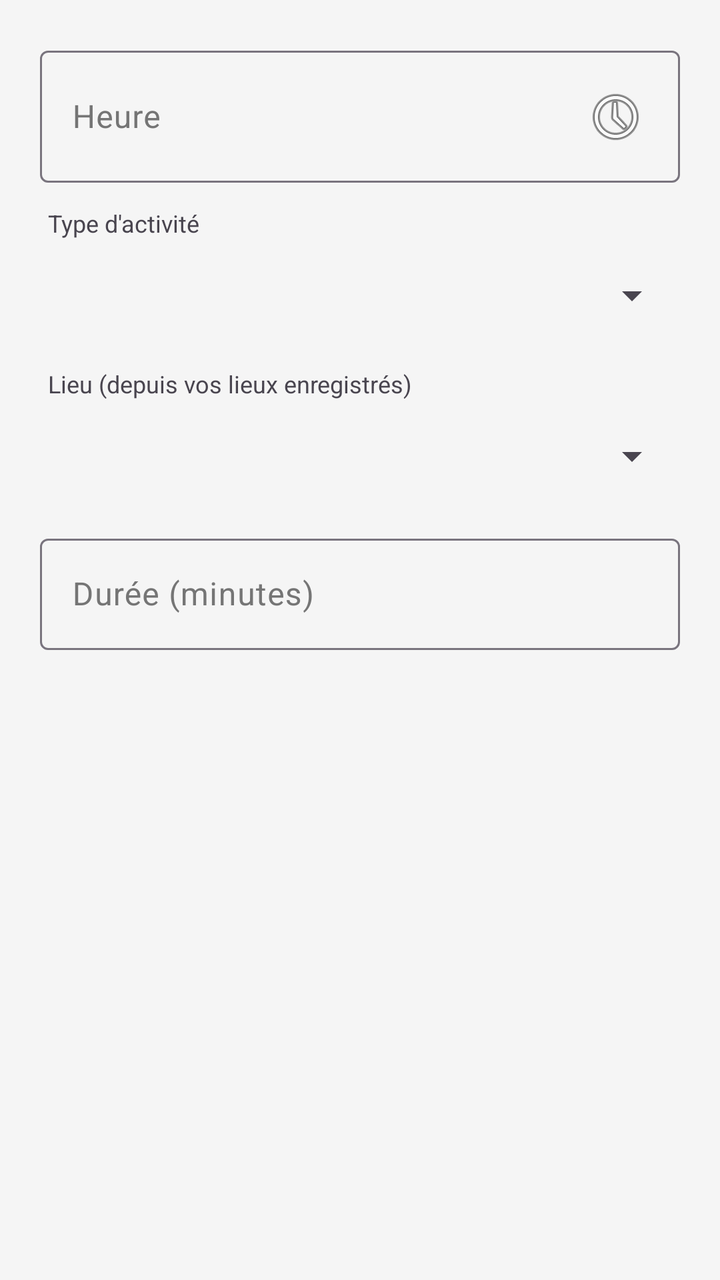
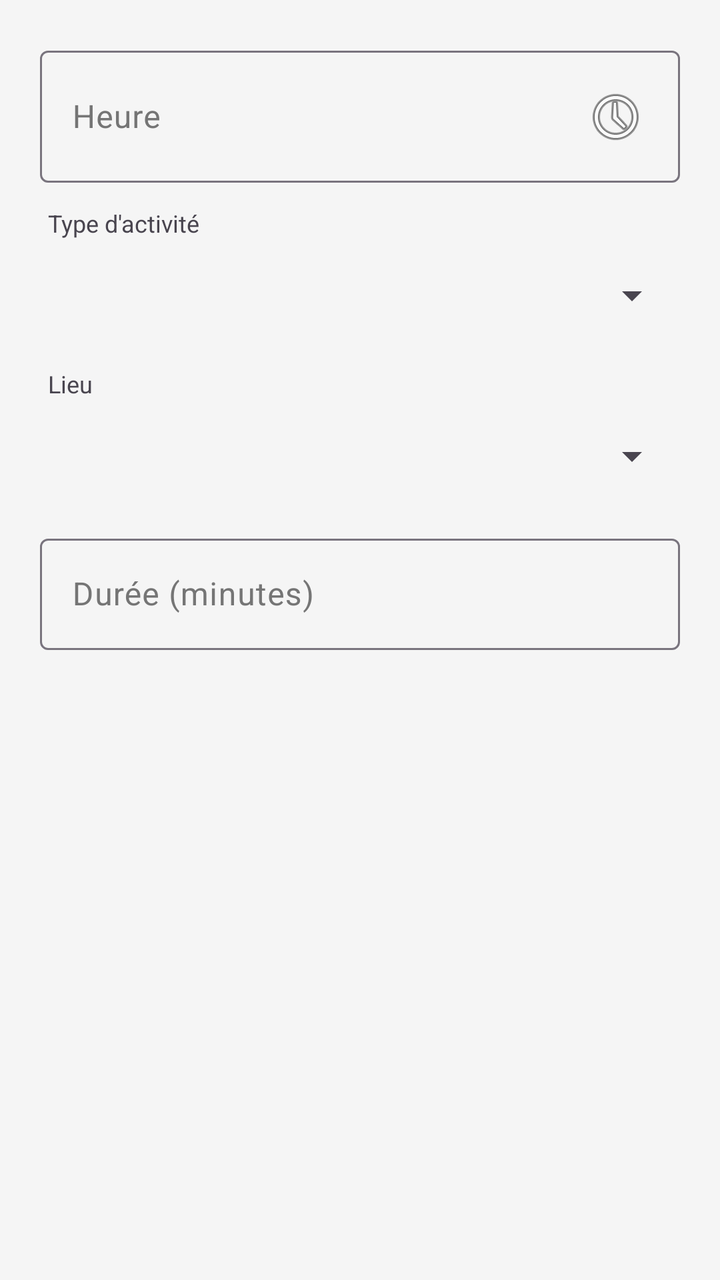

The first picture is an Android layout as it rendered before a commit; the second is the same layout after the commit. The layout source and the unified diff follow.
<!-- AndroidManifest.xml: application theme Theme.SmartLife -->
<!-- res/layout/dialog_add_task.xml -->
<?xml version="1.0" encoding="utf-8"?>
<LinearLayout xmlns:android="http://schemas.android.com/apk/res/android"
    android:layout_width="match_parent"
    android:layout_height="wrap_content"
    android:orientation="vertical"
    android:padding="20dp">

    <com.google.android.material.textfield.TextInputLayout
        style="@style/Widget.Material3.TextInputLayout.OutlinedBox"
        android:layout_width="match_parent"
        android:layout_height="wrap_content"
        android:hint="Heure"
        android:layout_marginBottom="12dp">
        <com.google.android.material.textfield.TextInputEditText
            android:id="@+id/etTaskTime"
            android:layout_width="match_parent"
            android:layout_height="wrap_content"
            android:inputType="none"
            android:focusable="false"
            android:clickable="true"
            android:drawableEnd="@android:drawable/ic_menu_recent_history" />
    </com.google.android.material.textfield.TextInputLayout>

    <TextView
        android:layout_width="wrap_content"
        android:layout_height="wrap_content"
        android:text="Type d'activité"
        android:textSize="12sp"
        android:layout_marginStart="4dp"
        android:layout_marginBottom="4dp" />

    <Spinner
        android:id="@+id/spinnerActivityType"
        android:layout_width="match_parent"
        android:layout_height="wrap_content"
        android:minHeight="48dp"
        android:layout_marginBottom="12dp" />

    <TextView
        android:layout_width="wrap_content"
        android:layout_height="wrap_content"
        android:text="Lieu (depuis vos lieux enregistrés)"
        android:textSize="12sp"
        android:layout_marginStart="4dp"
        android:layout_marginBottom="4dp" />

    <Spinner
        android:id="@+id/spinnerTaskLocation"
        android:layout_width="match_parent"
        android:layout_height="wrap_content"
        android:minHeight="48dp"
        android:layout_marginBottom="12dp" />

    <com.google.android.material.textfield.TextInputLayout
        style="@style/Widget.Material3.TextInputLayout.OutlinedBox"
        android:layout_width="match_parent"
        android:layout_height="wrap_content"
        android:hint="Durée (minutes)">
        <com.google.android.material.textfield.TextInputEditText
            android:id="@+id/etTaskDuration"
            android:layout_width="match_parent"
            android:layout_height="wrap_content"
            android:inputType="number" />
    </com.google.android.material.textfield.TextInputLayout>

</LinearLayout>
<!-- resources referenced by this layout -->
<resources>
  <style name="Theme.SmartLife" parent="Base.Theme.SmartLife" />
  <style name="Base.Theme.SmartLife" parent="Theme.Material3.Light.NoActionBar">
          
          
          <item name="colorPrimary">@color/primary_color</item>
          <item name="colorOnPrimary">@color/white</item>
          <item name="colorPrimaryContainer">@color/primary_light</item>
          <item name="colorOnPrimaryContainer">@color/primary_dark</item>
  
          
          <item name="colorSecondary">@color/secondary_color</item>
          <item name="colorOnSecondary">@color/white</item>
          <item name="colorSecondaryContainer">@color/secondary_light</item>
          <item name="colorOnSecondaryContainer">@color/secondary_dark</item>
  
          
          <item name="android:windowBackground">@color/bg_light</item>
          <item name="colorSurface">@color/white</item>
          <item name="colorOnSurface">@color/text_main</item>
          <item name="colorSurfaceVariant">#EEEEEE</item>
          <item name="colorOnSurfaceVariant">@color/text_secondary</item>
          <item name="colorOutlineVariant">@color/outline_variant</item>
  
          
          <item name="android:fontFamily">sans-serif</item>
          <item name="textAppearanceTitleLarge">@style/TextAppearance.SmartLife.TitleLarge</item>
          <item name="textAppearanceBodyMedium">@style/TextAppearance.SmartLife.BodyMedium</item>
      </style>
  <color name="primary_color">#009688</color>
  <color name="white">#FFFFFFFF</color>
  <color name="primary_light">#52c7b8</color>
  <color name="primary_dark">#00675b</color>
  <color name="secondary_color">#FFAB40</color>
  <color name="secondary_light">#ffdd71</color>
  <color name="secondary_dark">#c67c00</color>
  <color name="bg_light">#F5F5F5</color>
  <color name="text_main">#212121</color>
  <color name="text_secondary">#757575</color>
  <color name="outline_variant">#E0E0E0</color>
  <style name="TextAppearance.SmartLife.TitleLarge" parent="TextAppearance.Material3.TitleLarge">
          <item name="android:textStyle">bold</item>
          <item name="android:textColor">@color/text_main</item>
      </style>
  <style name="TextAppearance.SmartLife.BodyMedium" parent="TextAppearance.Material3.BodyMedium">
          <item name="android:textColor">@color/text_secondary</item>
      </style>
</resources>

<!-- the commit's change to res/layout/dialog_add_task.xml (unified diff, before → after) -->
@@ -39,7 +39,7 @@
     <TextView
         android:layout_width="wrap_content"
         android:layout_height="wrap_content"
-        android:text="Lieu (depuis vos lieux enregistrés)"
+        android:text="Lieu"
         android:textSize="12sp"
         android:layout_marginStart="4dp"
         android:layout_marginBottom="4dp" />
@@ -60,7 +60,9 @@
             android:id="@+id/etTaskDuration"
             android:layout_width="match_parent"
             android:layout_height="wrap_content"
-            android:inputType="number" />
+            android:inputType="none"
+            android:focusable="false"
+            android:clickable="true" />
     </com.google.android.material.textfield.TextInputLayout>
 
 </LinearLayout>
